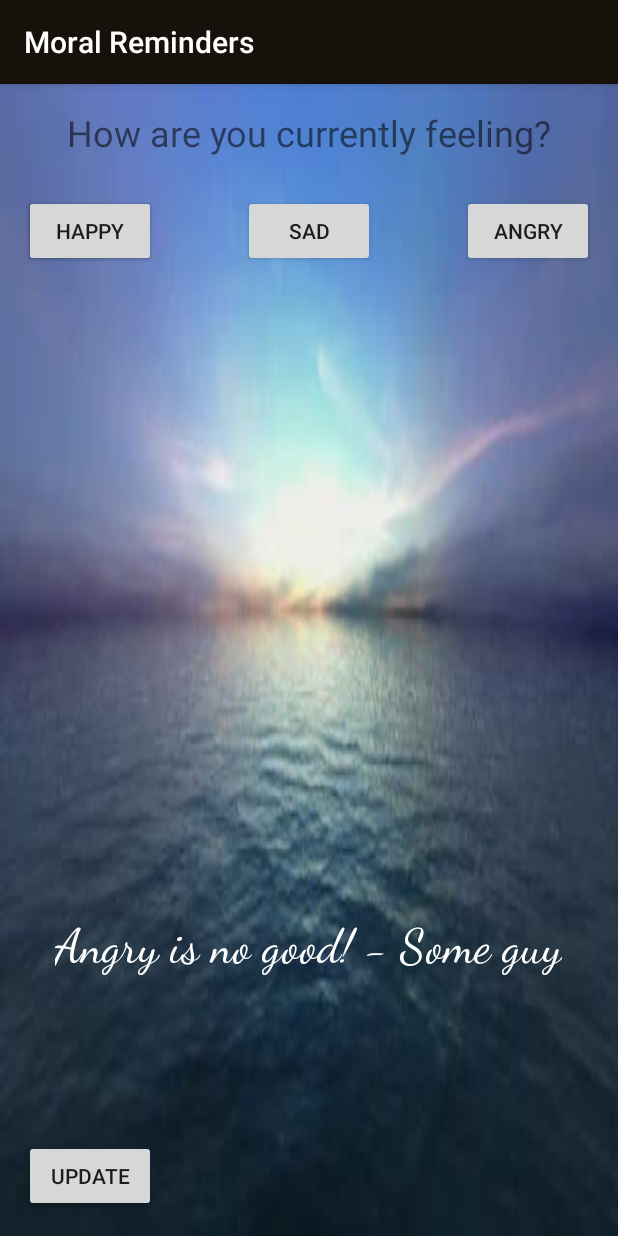
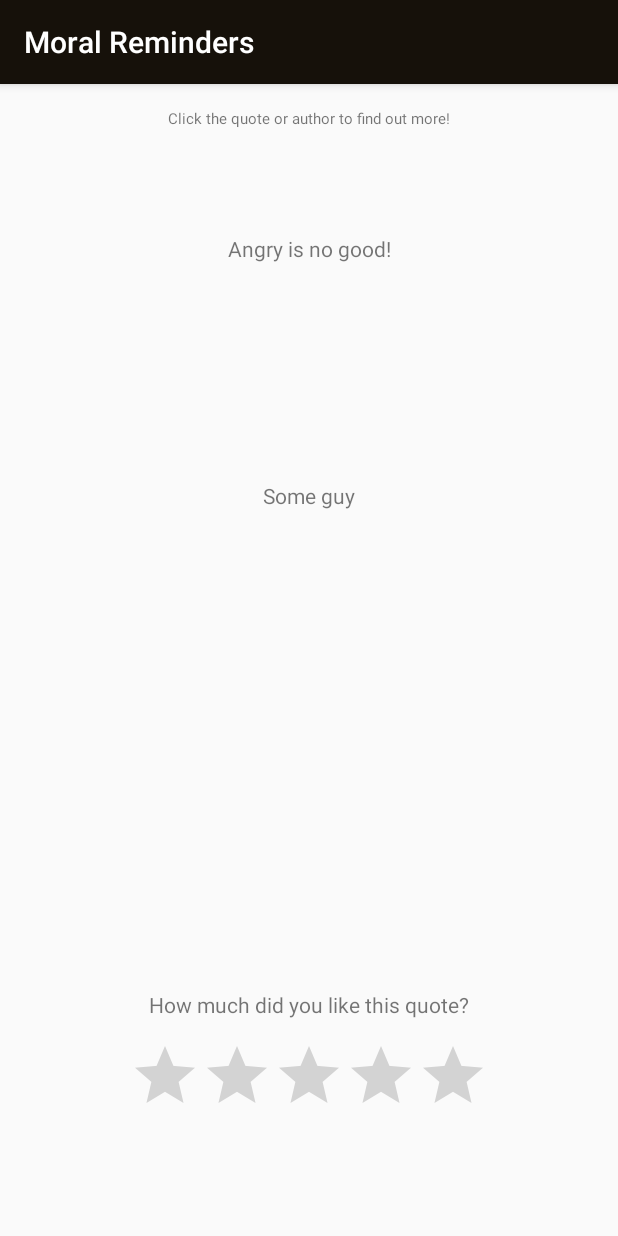
Before and after one commit to jonescr210/MoralReminders_CS499, an Android app: the screen it shows after launch (Moral_MainActivity before the commit, MessageActivity after it), after a tap on "ANGRY", on a phone screen of 412 x 824 dp. Run offline under Robolectric (Android 15) with nearby library versions, the phone set to English and light mode, and no system bars; 1 statement that could not run was skipped; 1 other tap on this screen came first.

Commit message:
Update 3/7: New quote page mostly implemented - shows quote & author, allows for user to click for a quick google search - rating bar added but does nothing

```diff
--- a/app/src/main/java/cs499_uab_capstone_project/moralreminders/MessageActivity.java
+++ b/app/src/main/java/cs499_uab_capstone_project/moralreminders/MessageActivity.java
@@ -1,7 +1,11 @@
 package cs499_uab_capstone_project.moralreminders;
 
+import android.content.Intent;
+import android.net.Uri;
 import android.support.v7.app.AppCompatActivity;
 import android.os.Bundle;
+import android.view.View;
+import android.widget.TextView;
 
 public class MessageActivity extends AppCompatActivity {
 
@@ -9,5 +13,34 @@ public class MessageActivity extends AppCompatActivity {
     protected void onCreate(Bundle savedInstanceState) {
         super.onCreate(savedInstanceState);
         setContentView(R.layout.activity_message);
+
+        final TextView quoteText = (TextView) findViewById(R.id.quote_text);
+        final TextView authorText = (TextView) findViewById(R.id.author_info);
+
+        Bundle bundle = this.getIntent().getExtras();
+        String[] message = new String[2];
+        if (bundle != null)
+            message = bundle.getStringArray("message");
+        quoteText.setText(message[0]);
+        authorText.setText(message[1]);
+
+        quoteText.setOnClickListener(new View.OnClickListener() {
+            @Override
+            public void onClick(View v) {
+                {
+                    Intent browser = new Intent (Intent.ACTION_VIEW, Uri.parse("https://www.google.com/search?espv=2&q=" + quoteText.getText()));
+                    startActivity(browser);
+                }
+            }
+        });
+        authorText.setOnClickListener(new View.OnClickListener() {
+            @Override
+            public void onClick(View v) {
+                {
+                    Intent browser = new Intent (Intent.ACTION_VIEW, Uri.parse("https://www.google.com/search?espv=2&q=" + authorText.getText()));
+                    startActivity(browser);
+                }
+            }
+        });
     }
 }
--- a/app/src/main/java/cs499_uab_capstone_project/moralreminders/Moral_Database.java
+++ b/app/src/main/java/cs499_uab_capstone_project/moralreminders/Moral_Database.java
@@ -14,6 +14,7 @@ import java.io.FileReader;
 import java.io.IOException;
 import java.io.InputStream;
 import java.io.InputStreamReader;
+import java.io.Serializable;
 
 import static android.R.attr.data;
 import static android.R.attr.version;
@@ -24,7 +25,7 @@ import static android.R.attr.version;
 
 
 
-public class Moral_Database extends SQLiteOpenHelper {
+public class Moral_Database extends SQLiteOpenHelper implements Serializable {
 
     public static final String DATABASE_NAME = "Moral_database";
     public static String DATABASE_FILE_PATH = "raw\\data.csv";
@@ -67,17 +68,21 @@ public class Moral_Database extends SQLiteOpenHelper {
     }
 
 
-    public String getMessage(String mood) {
+    public String[] getMessage(String mood) {
         SQLiteDatabase myDatabase = this.getReadableDatabase();
+        String[] message = new String[2];
+        Cursor result = null;
+
         if (myDatabase != null) {
-            String message = "";
-            Cursor result = myDatabase.rawQuery("Select * from " + mood + " ORDER BY RANDOM() LIMIT 1", null);
+            result = myDatabase.rawQuery("Select * from " + mood + " ORDER BY RANDOM() LIMIT 1", null);
             result.moveToFirst();
-            message = result.getString(0) + " - " + result.getString(1);
-            return message;
+            message[0] = result.getString(0);
+            message[1] = result.getString(1);
         } else {
-            return "Error! Database not found";
+            message[0] = "Error!";
+            message[1] = "Something broke!";
         }
+        return message;
     }
 
     public void updateDatabase(String mood, String message, String author){
--- a/app/src/main/java/cs499_uab_capstone_project/moralreminders/Moral_MainActivity.java
+++ b/app/src/main/java/cs499_uab_capstone_project/moralreminders/Moral_MainActivity.java
@@ -39,9 +39,11 @@ public class Moral_MainActivity extends AppCompatActivity {
         final Button happyButton = (Button) findViewById(R.id.happyButton);
         final Button sadButton = (Button) findViewById(R.id.sadButton);
         final Button angryButton = (Button) findViewById(R.id.angryButton);
+        final Button loveButton = (Button) findViewById(R.id.loveButton);
+        final Button lonelyButton = (Button) findViewById(R.id.lonelyButton);
+        final Button faithButton = (Button) findViewById(R.id.faithButton);
         final Button updateButton = (Button) findViewById(R.id.update_button);
 
-        final TextView messageText = (TextView) findViewById(R.id.moral_message);
         final TextView versionNumber = (TextView) findViewById(R.id.version_number);
         versionNumber.setText(getVersionText(moralDatabase));
 
@@ -52,22 +54,53 @@ public class Moral_MainActivity extends AppCompatActivity {
 
         happyButton.setOnClickListener(new View.OnClickListener() {
             public void onClick(View v) {
-                String message = moralDatabase.getMessage("Happy");
-                messageText.setText(message);
+                String[] message = moralDatabase.getMessage("Happy");
+                Bundle b = new Bundle();
+                b.putSerializable("message", message);
+                newIntent.putExtras(b);
                 startActivity(newIntent);
             }
         });
         sadButton.setOnClickListener(new View.OnClickListener() {
             public void onClick(View v) {
-                String message = moralDatabase.getMessage("Sad");
-                messageText.setText(message);
+                String message[] = moralDatabase.getMessage("Sad");
+                Bundle b = new Bundle();
+                b.putSerializable("message", message);
+                newIntent.putExtras(b);
+                startActivity(newIntent);
             }
         });
         angryButton.setOnClickListener(new View.OnClickListener() {
             public void onClick(View v) {
-                String message = moralDatabase.getMessage("Angry");
-                messageText.setText(message);
-            }
+                String message[] = moralDatabase.getMessage("Angry");
+                Bundle b = new Bundle();
+                b.putSerializable("message", message);
+                newIntent.putExtras(b);
+                startActivity(newIntent);            }
+        });
+        loveButton.setOnClickListener(new View.OnClickListener() {
+            public void onClick(View v) {
+                String message[] = moralDatabase.getMessage("Love");
+                Bundle b = new Bundle();
+                b.putSerializable("message", message);
+                newIntent.putExtras(b);
+                startActivity(newIntent);            }
+        });
+        lonelyButton.setOnClickListener(new View.OnClickListener() {
+            public void onClick(View v) {
+                String message[] = moralDatabase.getMessage("Lonely");
+                Bundle b = new Bundle();
+                b.putSerializable("message", message);
+                newIntent.putExtras(b);
+                startActivity(newIntent);            }
+        });
+        faithButton.setOnClickListener(new View.OnClickListener() {
+            public void onClick(View v) {
+                String message[] = moralDatabase.getMessage("Faith");
+                Bundle b = new Bundle();
+                b.putSerializable("message", message);
+                newIntent.putExtras(b);
+                startActivity(newIntent);            }
         });
 
         updateButton.setOnClickListener(new View.OnClickListener() {
@@ -101,7 +134,7 @@ public class Moral_MainActivity extends AppCompatActivity {
 
     public void getWebMessages(Moral_Database db){
         Message_Parser webParser = new Message_Parser(db);
-        webParser.execute("https://www.dropbox.com/s/l5gevxyctba08xv/data.txt?raw=1");
+        webParser.execute("https://www.dropbox.com/s/g7e2tm73zhmb9lh/data.txt?raw=1");
     }
 
     private class Message_Parser extends AsyncTask<String, String, String> {
@@ -161,6 +194,12 @@ public class Moral_MainActivity extends AppCompatActivity {
                     while ((line = reader.readLine()) != null) {
                         System.out.println(line);
                         String[] values = line.split("::");
+                        for (int i = 0; i < values.length; i++){
+                            if (values[i].contains("'")){
+                                System.out.println("ADSFASDFASDFA");
+                                values[i] = values[i].replace("'", "''");
+                            }
+                        }
                         System.out.println(values[0] + " " + values[1] + " " + values[2]);
                         db.updateDatabase(values[2], values[0], values[1]);
                     }
--- a/app/src/main/res/layout/activity_message.xml
+++ b/app/src/main/res/layout/activity_message.xml
@@ -10,4 +10,50 @@
     android:paddingTop="@dimen/activity_vertical_margin"
     tools:context="cs499_uab_capstone_project.moralreminders.MessageActivity">
 
+    <TextView
+        android:text="null"
+        android:layout_width="match_parent"
+        android:layout_height="wrap_content"
+        android:layout_below="@+id/quote_text"
+        android:layout_alignStart="@+id/quote_text"
+        android:layout_marginTop="145dp"
+        android:id="@+id/author_info"
+        android:textAlignment="center" />
+
+    <RatingBar
+        android:layout_width="wrap_content"
+        android:layout_height="wrap_content"
+        android:layout_marginBottom="57dp"
+        android:id="@+id/ratingBar"
+        android:layout_alignParentBottom="true"
+        android:layout_centerHorizontal="true" />
+
+    <TextView
+        android:text="How much did you like this quote?"
+        android:layout_width="wrap_content"
+        android:layout_height="wrap_content"
+        android:id="@+id/textView5"
+        android:layout_marginBottom="14dp"
+        android:layout_above="@+id/ratingBar"
+        android:layout_centerHorizontal="true" />
+
+    <TextView
+        android:text="null"
+        android:layout_width="match_parent"
+        android:layout_height="wrap_content"
+        android:layout_marginTop="84dp"
+        android:id="@+id/quote_text"
+        android:textAlignment="center"
+        android:layout_alignParentTop="true"
+        android:layout_alignParentStart="true" />
+
+    <TextView
+        android:text="Click the quote or author to find out more!"
+        android:layout_width="wrap_content"
+        android:layout_height="wrap_content"
+        android:layout_alignParentTop="true"
+        android:layout_centerHorizontal="true"
+        android:id="@+id/textView6"
+        android:textSize="10sp" />
+
 </RelativeLayout>
--- a/app/src/main/res/layout/activity_moral__main.xml
+++ b/app/src/main/res/layout/activity_moral__main.xml
@@ -10,24 +10,6 @@
     android:paddingTop="@dimen/activity_vertical_margin"
     tools:context="cs499_uab_capstone_project.moralreminders.Moral_MainActivity"
     android:background="@drawable/calm_1">
-
-    <Button
-        android:text="@string/happy"
-        android:layout_width="wrap_content"
-        android:layout_height="wrap_content"
-        android:id="@+id/button"
-        android:layout_below="@+id/textView2"
-        android:layout_alignParentStart="true"
-        android:layout_marginTop="25dp" />
-
-    <Button
-        android:text="@string/sad"
-        android:layout_width="wrap_content"
-        android:layout_height="wrap_content"
-        android:id="@+id/sadButton"
-        android:layout_alignBaseline="@+id/happyButton"
-        android:layout_alignBottom="@+id/happyButton"
-        android:layout_centerHorizontal="true" />
 
     <Button
         android:text="@string/angry"
@@ -47,23 +29,6 @@
         android:layout_alignParentTop="true"
         android:layout_centerHorizontal="true" />
 
-    <Button
-        android:text="@string/happy"
-        android:layout_width="wrap_content"
-        android:layout_height="wrap_content"
-        android:id="@+id/happyButton"
-        android:layout_below="@+id/textView2"
-        android:layout_alignParentStart="true"
-        android:layout_marginTop="25dp" />
-
-    <Button
-        android:text="Update"
-        android:layout_width="wrap_content"
-        android:layout_height="wrap_content"
-        android:layout_alignParentBottom="true"
-        android:layout_alignEnd="@+id/button"
-        android:id="@+id/update_button" />
-
     <TextView
         android:text="N/A"
         android:layout_width="wrap_content"
@@ -76,18 +41,58 @@
         android:layout_alignEnd="@+id/update_button"
         android:layout_marginEnd="22dp" />
 
-    <TextView
-        android:text="@string/message_goes_here"
+    <Button
+        android:text="love"
         android:layout_width="wrap_content"
         android:layout_height="wrap_content"
-        android:id="@+id/moral_message"
-        android:textAppearance="@style/TextAppearance.AppCompat.Display1"
-        android:fontFamily="cursive"
-        android:textColor="@android:color/white"
-        android:backgroundTintMode="src_in"
-        android:textSize="32sp"
-        android:padding="20dp"
-        android:layout_above="@+id/version_number"
-        android:layout_centerHorizontal="true"
-        android:layout_marginBottom="59dp" />
+        android:id="@+id/loveButton"
+        android:layout_marginTop="35dp"
+        android:layout_below="@+id/happyButton"
+        android:layout_alignParentStart="true" />
+
+    <Button
+        android:text="@string/happy"
+        android:layout_width="wrap_content"
+        android:layout_height="wrap_content"
+        android:id="@+id/happyButton"
+        android:layout_below="@+id/textView2"
+        android:layout_alignParentStart="true"
+        android:layout_marginTop="64dp" />
+
+    <Button
+        android:text="@string/sad"
+        android:layout_width="wrap_content"
+        android:layout_height="wrap_content"
+        android:id="@+id/sadButton"
+        android:layout_alignBaseline="@+id/happyButton"
+        android:layout_alignBottom="@+id/happyButton"
+        android:layout_centerHorizontal="true" />
+
+    <Button
+        android:text="Faith"
+        android:layout_width="wrap_content"
+        android:layout_height="wrap_content"
+        android:id="@+id/faithButton"
+        android:layout_alignBaseline="@+id/lonelyButton"
+        android:layout_alignBottom="@+id/lonelyButton"
+        android:layout_alignParentEnd="true" />
+
+    <Button
+        android:text="Lonely"
+        android:layout_width="wrap_content"
+        android:layout_height="wrap_content"
+        android:id="@+id/lonelyButton"
+        android:layout_alignBaseline="@+id/loveButton"
+        android:layout_alignBottom="@+id/loveButton"
+        android:layout_alignStart="@+id/sadButton" />
+
+    <Button
+        android:text="Update"
+        android:layout_width="wrap_content"
+        android:layout_height="wrap_content"
+        android:id="@+id/update_button"
+        android:layout_alignParentBottom="true"
+        android:layout_alignStart="@+id/lonelyButton"
+        android:layout_marginBottom="57dp" />
+
 </RelativeLayout>
```
